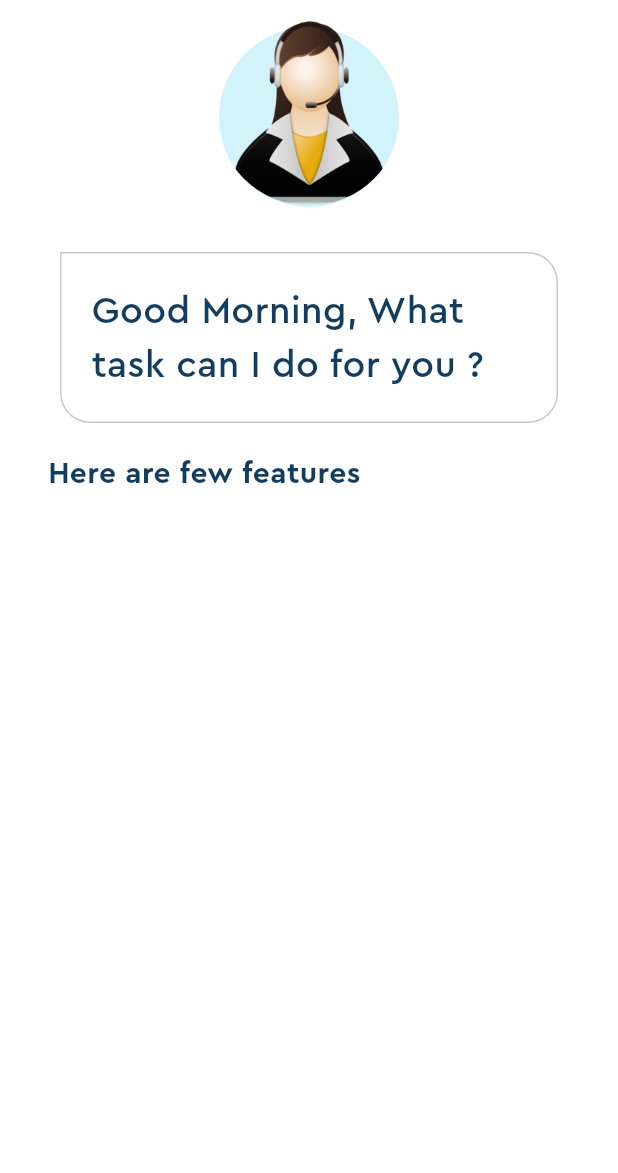
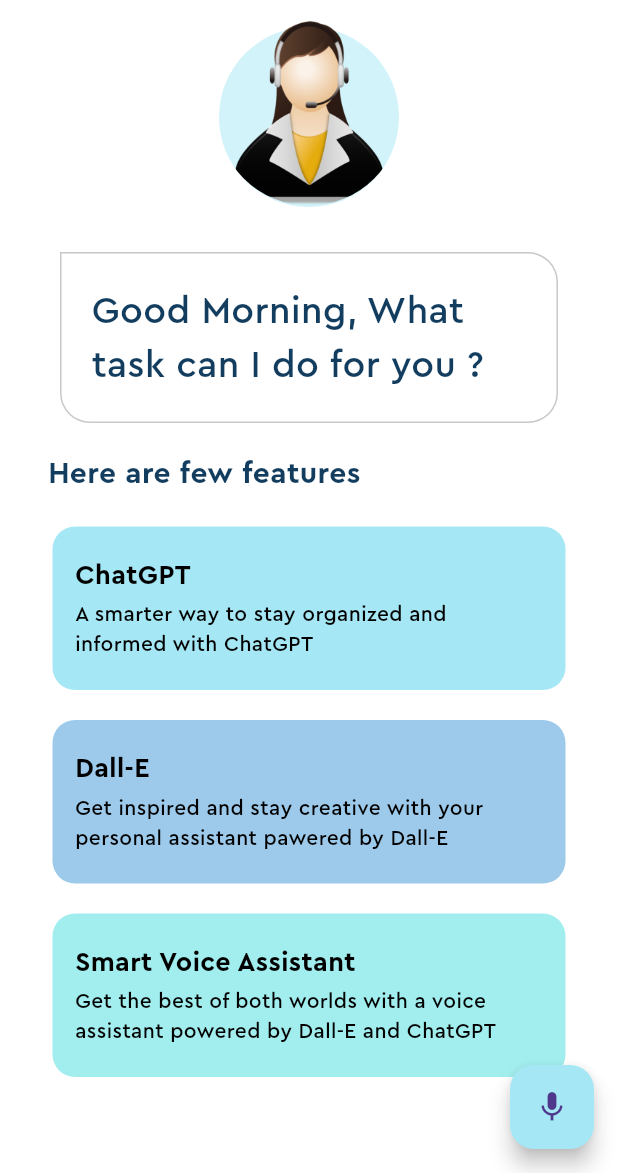
Before and after one commit to Siddhant-72s76/voice-assistant-chatGPT, a Flutter app: the screen it shows after launch, on a phone screen of 412 x 824 dp, the part 63-1236 px from its top. Run offline on Flutter 3.47's test engine with Material 2 defaults, Android fonts, the phone set to English and light mode, and no system bars.

Commit message:
UI of Homepage is completed

```diff
--- /dev/null
+++ b/lib/feature_box.dart
@@ -0,0 +1,65 @@
+import 'package:flutter/material.dart';
+import 'package:voice_assistant_chatgpt/pallete.dart';
+
+class FeatureBox extends StatelessWidget {
+  final String headerText;
+  final String descriptionText;
+  final Color color;
+  const FeatureBox({
+    super.key,
+    required this.color,
+    required this.headerText,
+    required this.descriptionText,
+  });
+
+  @override
+  Widget build(BuildContext context) {
+    return Container(
+      margin: const EdgeInsets.symmetric(
+        horizontal: 35,
+        vertical: 10,
+      ),
+      decoration: BoxDecoration(
+        color: color,
+        borderRadius: const BorderRadius.all(
+          Radius.circular(15),
+        ),
+      ),
+      child: Padding(
+        // padding: const EdgeInsets.only(top: 20, left: 25, bottom: 20,),
+        padding: const EdgeInsets.symmetric(vertical: 20).copyWith(
+          left: 15,
+        ),
+        child: Column(
+          children: [
+            Align(
+              alignment: Alignment.centerLeft,
+              child: Text(
+                headerText,
+                style: const TextStyle(
+                  fontFamily: 'Cera Pro',
+                  color: Pallete.blackColor,
+                  fontSize: 18,
+                  fontWeight: FontWeight.bold,
+                ),
+              ),
+            ),
+            const SizedBox(
+              height: 3,
+            ),
+            Padding(
+              padding: const EdgeInsets.only(right: 20),
+              child: Text(
+                descriptionText,
+                style: const TextStyle(
+                  fontFamily: 'Cera Pro',
+                  color: Pallete.blackColor,
+                ),
+              ),
+            ),
+          ],
+        ),
+      ),
+    );
+  }
+}
--- a/lib/home_page.dart
+++ b/lib/home_page.dart
@@ -1,4 +1,5 @@
 import 'package:flutter/material.dart';
+import 'package:voice_assistant_chatgpt/feature_box.dart';
 import 'package:voice_assistant_chatgpt/pallete.dart';
 
 class HomePage extends StatefulWidget {
@@ -88,7 +89,34 @@
               ),
             ),
           ),
+          const Column(
+            children: [
+              FeatureBox(
+                color: Pallete.firstSuggestionBoxColor,
+                headerText: 'ChatGPT',
+                descriptionText:
+                    'A smarter way to stay organized and informed with ChatGPT',
+              ),
+              FeatureBox(
+                color: Pallete.secondSuggestionBoxColor,
+                headerText: 'Dall-E',
+                descriptionText:
+                    'Get inspired and stay creative with your personal assistant pawered by Dall-E',
+              ),
+              FeatureBox(
+                color: Pallete.thirdSuggestionBoxColor,
+                headerText: 'Smart Voice Assistant',
+                descriptionText:
+                    'Get the best of both worlds with a voice assistant powered by Dall-E and ChatGPT',
+              ),
+            ],
+          ),
         ],
+      ),
+      floatingActionButton: FloatingActionButton(
+        backgroundColor: Pallete.firstSuggestionBoxColor,
+        onPressed: () {},
+        child: const Icon(Icons.mic),
       ),
     );
   }
```
